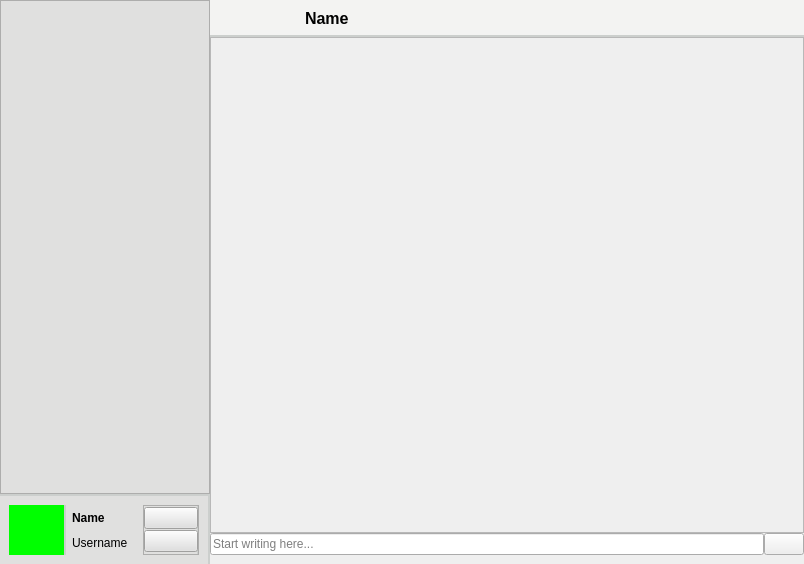
Qt form interface.ui (amgartendev/iText) before a commit.
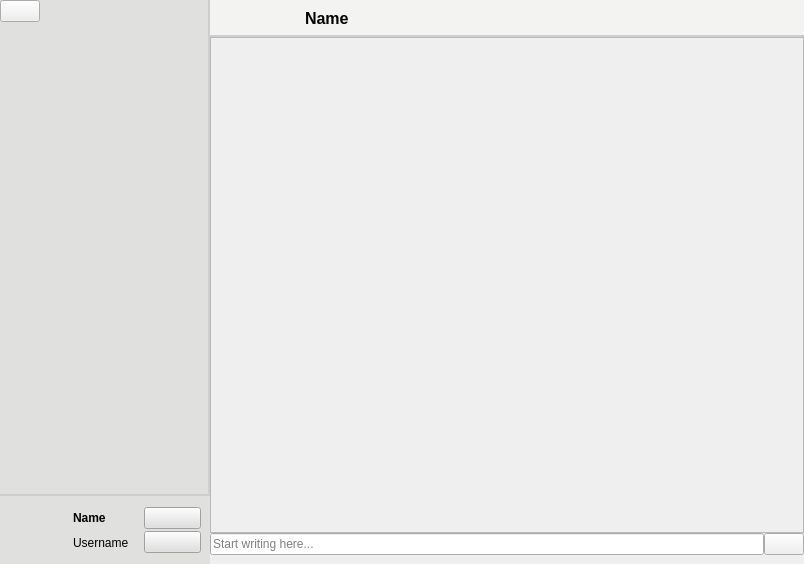
The same form after that commit. Icons and pictures are not drawn.

```diff
--- a/interface.ui
+++ b/interface.ui
@@ -357,6 +357,7 @@
           </property>
           <property name="styleSheet">
            <string notr="true">QFrame {
+	background-color: #E0E0DF;
 	border-right: 1.5px solid #CCCFCD;
 }</string>
           </property>
@@ -382,11 +383,27 @@
            <property name="bottomMargin">
             <number>0</number>
            </property>
+           <item>
+            <widget class="QPushButton" name="button_add_contact">
+             <property name="maximumSize">
+              <size>
+               <width>40</width>
+               <height>40</height>
+              </size>
+             </property>
+             <property name="cursor">
+              <cursorShape>PointingHandCursor</cursorShape>
+             </property>
+             <property name="text">
+              <string/>
+             </property>
+            </widget>
+           </item>
            <item>
             <widget class="QScrollArea" name="scrollArea">
              <property name="styleSheet">
               <string notr="true">background-color: #E0E0DF;
-</string>
+border-top: none;</string>
              </property>
              <property name="widgetResizable">
               <bool>true</bool>
@@ -396,8 +413,8 @@
                <rect>
                 <x>0</x>
                 <y>0</y>
-                <width>208</width>
-                <height>492</height>
+                <width>206</width>
+                <height>466</height>
                </rect>
               </property>
              </widget>
@@ -421,6 +438,10 @@
               <string notr="true">QFrame #frame_2 {
 	background-color: #E0E0DF;
 	border-top: 1.5px solid #CCCFCD;
+}
+
+QFrame {
+	border: none;
 }</string>
              </property>
              <property name="frameShape">
@@ -439,7 +460,7 @@
                  </size>
                 </property>
                 <property name="styleSheet">
-                 <string notr="true">background-color: lime;</string>
+                 <string notr="true"/>
                 </property>
                 <property name="text">
                  <string/>
```
Left out of the diff: 9 changed lines with no effect on the pictures.
